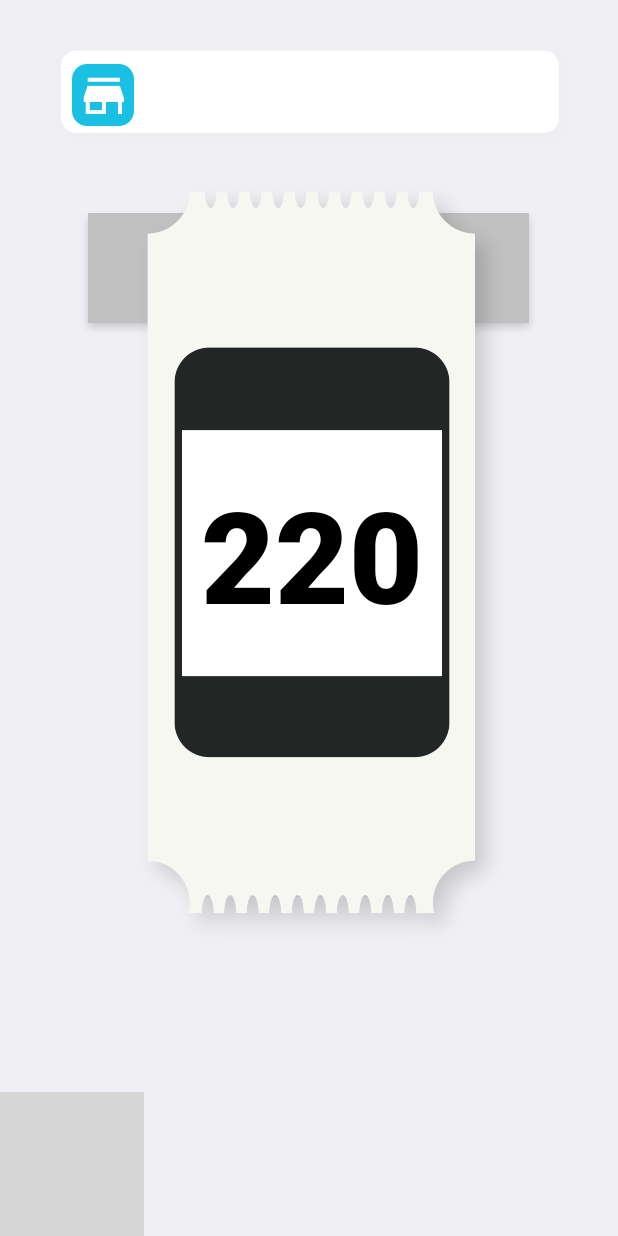
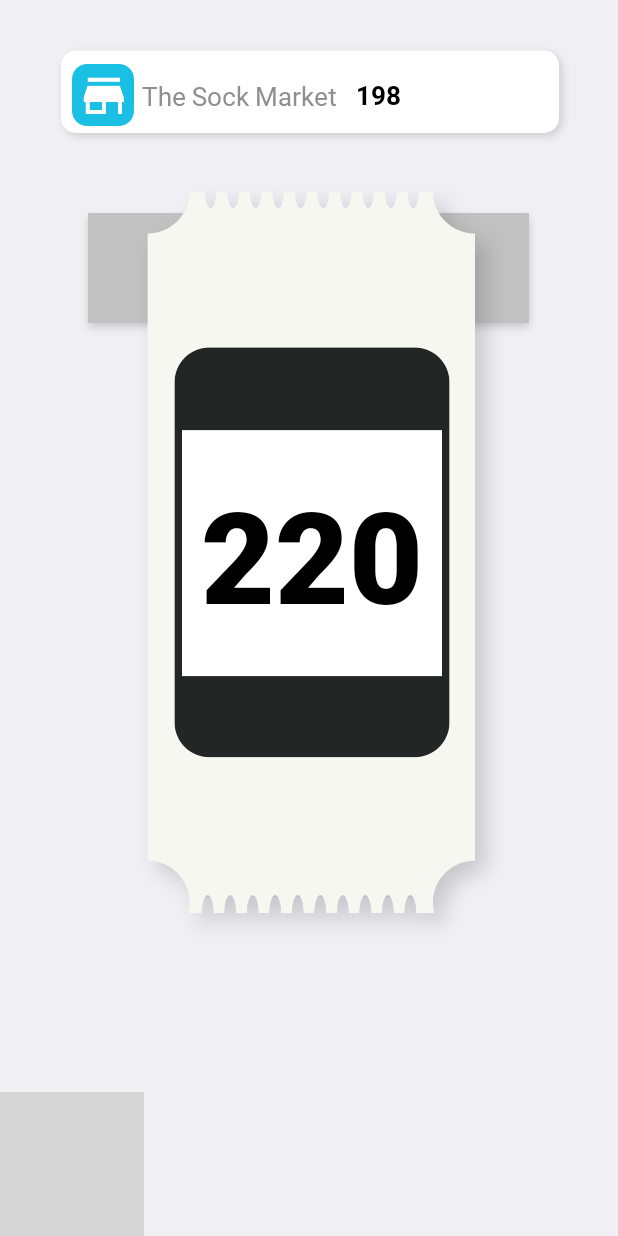
Before and after one commit to Infintelooper/token_generator, an Android app: the screen it shows after launch (MainActivity), on a phone screen of 412 x 824 dp. Run offline under Robolectric (Android 15) with nearby library versions, the phone set to English and light mode, and no system bars; grey boxes are pictures that could not be loaded.

Commit message:
added shop name and id into shop search bar

```diff
--- a/app/src/main/res/layout/activity_main.xml
+++ b/app/src/main/res/layout/activity_main.xml
@@ -74,6 +74,27 @@
         app:layout_constraintTop_toTopOf="parent"
         app:layout_constraintVertical_bias="1.0"
         app:srcCompat="@drawable/shop_select_bar" />
+
+    <TextView
+        android:id="@+id/textView6"
+        android:layout_width="wrap_content"
+        android:layout_height="wrap_content"
+        android:layout_marginLeft="74dp"
+        android:layout_marginTop="33dp"
+        android:layout_marginRight="168dp"
+        android:layout_marginBottom="30dp"
+        android:fontFamily="@font/regular"
+        android:text="@string/shop_name"
+        android:textColor="@color/hardgray"
+        android:textSize="17sp"
+        app:layout_constraintBottom_toBottomOf="@+id/imageView8"
+        app:layout_constraintEnd_toEndOf="@+id/imageView8"
+        app:layout_constraintHorizontal_bias="0.595"
+        app:layout_constraintStart_toStartOf="@+id/imageView8"
+        app:layout_constraintTop_toTopOf="@+id/imageView8"
+        app:layout_constraintVertical_bias="0.0"
+        android:layout_marginEnd="168dp"
+        android:layout_marginStart="74dp" />
 
     <ImageView
         android:id="@+id/imageView9"
@@ -194,6 +215,23 @@
         app:layout_constraintVertical_bias="0.35"
         app:srcCompat="@drawable/token_slip" />
 
+    <TextView
+        android:id="@+id/user_id"
+        android:layout_width="wrap_content"
+        android:layout_height="wrap_content"
+        android:layout_marginLeft="146dp"
+        android:layout_marginTop="144.1dp"
+        android:layout_marginRight="146dp"
+        android:layout_marginBottom="362.4dp"
+        android:fontFamily="@font/regular"
+        android:text="@string/id"
+        android:textColor="@color/white"
+        android:textSize="25sp"
+        app:layout_constraintBottom_toBottomOf="@+id/imageView5"
+        app:layout_constraintEnd_toEndOf="@+id/imageView5"
+        app:layout_constraintStart_toStartOf="@+id/imageView5"
+        app:layout_constraintTop_toTopOf="@+id/imageView5" />
+
     <ImageView
         android:id="@+id/imageView4"
         android:layout_width="wrap_content"
@@ -210,7 +248,7 @@
         app:srcCompat="@drawable/mask_area" />
 
     <TextView
-        android:id="@+id/textView2"
+        android:id="@+id/user_token"
         android:layout_width="wrap_content"
         android:layout_height="wrap_content"
         android:text="@string/token"
@@ -222,5 +260,35 @@
         app:layout_constraintStart_toStartOf="@+id/imageView5"
         app:layout_constraintTop_toTopOf="@+id/imageView5" />
 
+    <TextView
+        android:id="@+id/user_time"
+        android:layout_width="wrap_content"
+        android:layout_height="wrap_content"
+        android:fontFamily="@font/regular"
+        android:text="@string/time"
+        android:textColor="@color/white"
+        android:textSize="25sp"
+        android:layout_marginRight="146dp" android:layout_marginLeft="146dp"
+        android:layout_marginTop="359.1dp" android:layout_marginBottom="147.4dp"
+        app:layout_constraintBottom_toBottomOf="@+id/imageView5"
+        app:layout_constraintEnd_toEndOf="@+id/imageView5"
+        app:layout_constraintStart_toStartOf="@+id/imageView5"
+        app:layout_constraintTop_toTopOf="@+id/imageView5" />
+
+    <TextView
+        android:id="@+id/textView5"
+        android:layout_width="wrap_content"
+        android:layout_height="wrap_content"
+        android:text="@string/shop_id"
+        android:layout_marginTop="33dp" android:layout_marginBottom="30dp"
+        android:layout_marginLeft="220dp" android:layout_marginRight="129dp"
+        android:fontFamily="@font/bold" android:textSize="17sp" android:textColor="@color/colorPrimary"
+        app:layout_constraintBottom_toBottomOf="@+id/imageView8"
+        app:layout_constraintEnd_toEndOf="@+id/imageView8"
+        app:layout_constraintStart_toStartOf="@+id/imageView8"
+        app:layout_constraintTop_toTopOf="@+id/imageView8"
+        android:layout_marginEnd="129dp"
+        android:layout_marginStart="220dp" />
+
 
 </androidx.constraintlayout.widget.ConstraintLayout>
--- a/app/src/main/res/values/strings.xml
+++ b/app/src/main/res/values/strings.xml
@@ -2,4 +2,8 @@
     <string name="app_name">Token Generator</string>
     <string name="desc">Image</string>
     <string name="token">220</string>
+    <string name="id">198063</string>
+    <string name="time">10:10 AM</string>
+    <string name="shop_name">The Sock Market</string>
+    <string name="shop_id">198</string>
 </resources>
```
Also changed, not shown: app/src/main/res/drawable-hdpi/shop_select_bar.png, app/src/main/res/drawable-ldpi/shop_select_bar.png, app/src/main/res/drawable-mdpi/shop_select_bar.png, app/src/main/res/drawable-xhdpi/shop_select_bar.png, app/src/main/res/drawable-xxhdpi/shop_select_bar.png, app/src/main/res/drawable-xxxhdpi/shop_select_bar.png, app/src/main/res/font/regular.ttf (added).
